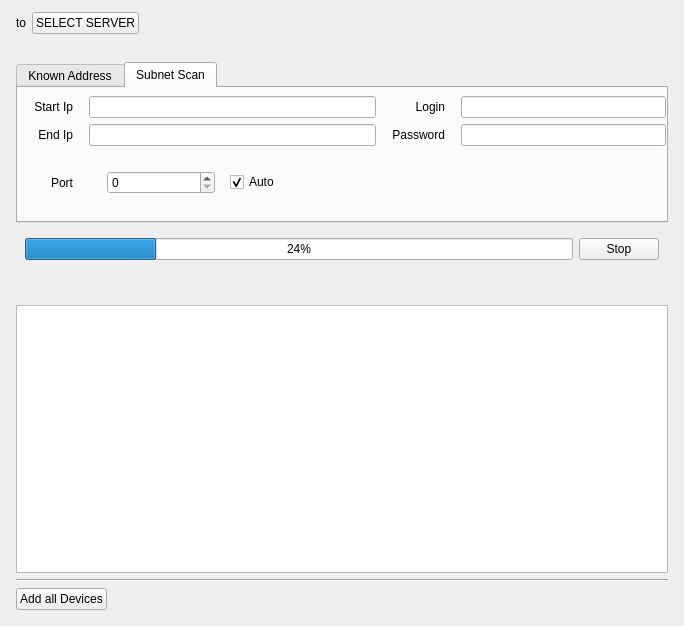
Qt form client/nx_client_desktop/src/nx/client/desktop/manual_device_addition/dialog/device_addition_dialog.ui (networkoptix/nx_open) before a commit.
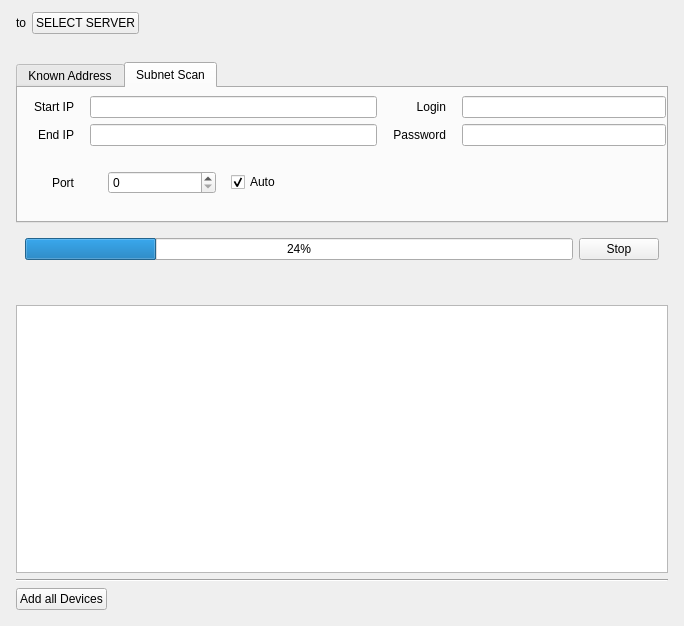
The same form after that commit. The open tabs and pages were chosen to show the change. Custom widgets are drawn as their Qt base class.

Commit message:
VMS-10822: Text changes in the device adding dialog
<==== Mercurial data ====>
Branch: vms

Diff of the .ui file:
```diff
--- a/client/nx_client_desktop/src/nx/client/desktop/manual_device_addition/dialog/device_addition_dialog.ui
+++ b/client/nx_client_desktop/src/nx/client/desktop/manual_device_addition/dialog/device_addition_dialog.ui
@@ -291,7 +291,7 @@
           <item row="0" column="0">
            <widget class="QLabel" name="startAddressLabel">
             <property name="text">
-             <string>Start Ip</string>
+             <string>Start IP</string>
             </property>
             <property name="alignment">
              <set>Qt::AlignRight|Qt::AlignTrailing|Qt::AlignVCenter</set>
@@ -317,7 +317,7 @@
           <item row="1" column="0">
            <widget class="QLabel" name="label_7">
             <property name="text">
-             <string>End Ip</string>
+             <string>End IP</string>
             </property>
             <property name="alignment">
              <set>Qt::AlignRight|Qt::AlignTrailing|Qt::AlignVCenter</set>
```
Left out of the diff: 4 changed lines with no effect on the pictures.
